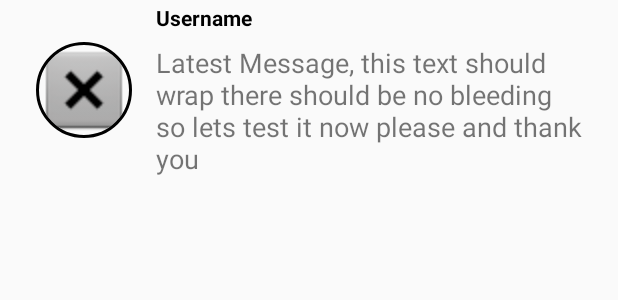
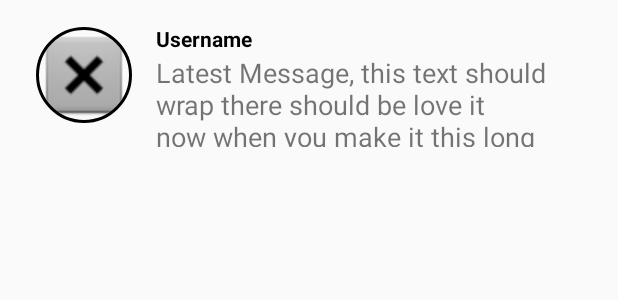
Before and after one commit to Lateef-Kdk/MessagingApp-Kotlin-, an Android app: the layout latest_message_row.xml on its own in the app's theme, with its tools: preview values and no code run, on a phone screen of 412 x 824 dp. Shown: the top 300 px of the screen. Run offline under Robolectric (Android 15) with nearby library versions, the phone set to English and light mode, and no system bars.

Commit message:
Minor updates

```diff
--- a/MessengerApp/app/build.gradle
+++ b/MessengerApp/app/build.gradle
@@ -40,6 +40,7 @@ dependencies {
     implementation 'com.google.firebase:firebase-database:19.3.1'
     implementation 'androidx.recyclerview:recyclerview:1.1.0'
     implementation 'androidx.wear:wear:1.0.0'
+    implementation 'com.google.android.material:material:1.2.0'
     testImplementation 'junit:junit:4.12'
     androidTestImplementation 'androidx.test.ext:junit:1.1.1'
     androidTestImplementation 'androidx.test.espresso:espresso-core:3.2.0'
@@ -52,7 +53,6 @@ dependencies {
 //    groupie stuff
     //Picasso
     implementation 'com.squareup.picasso:picasso:2.71828'
-    compileOnly 'com.google.android.wearable:wearable:2.5.0'
     //Picasso
 
 }
--- a/MessengerApp/app/src/main/java/Views/LatesMesageRow.kt
+++ b/MessengerApp/app/src/main/java/Views/LatesMesageRow.kt
@@ -52,7 +52,6 @@ class LatestMessageRow(val chatMessageObj: ChatMessageClass): Item<GroupieViewHo
                 Picasso.get().load(chatPartnerUser?.profileImageUrl)
                     .placeholder(R.drawable.ic_launcher_foreground) //When we are loading in the image use R.drawable.ic_launcher_foreground as a place holder
                     .error(R.drawable.ic_launcher_foreground)   //if something goes wrong replace the image with R.drawable.ic_launcher_foreground
-                    .rotate(90F) //we do rotate cuz the images were sideways cuz picasso rotates BIG images
                     .into(targetImageView);
             }
 
--- a/MessengerApp/app/src/main/java/messagesPackage/NewMessageActivity.kt
+++ b/MessengerApp/app/src/main/java/messagesPackage/NewMessageActivity.kt
@@ -95,7 +95,6 @@ class UserItemClass(val userClassObj2: UserClass): Item<GroupieViewHolder>(){
         Picasso.get().load(userClassObj2.profileImageUrl)
             .placeholder(R.drawable.ic_launcher_foreground) //When we are loading in the image use R.drawable.ic_launcher_foreground as a place holder
             .error(R.drawable.ic_launcher_foreground)   //if something goes wrong replace the image with R.drawable.ic_launcher_foreground
-            .rotate(90F) //we do rotate cuz the images were sideways cuz picasso rotates BIG images
             .into(imageViewInUserRowLayout);
         //TODO This makes all the pictures rotate 90 degrees Clockwise. I need to find a way to make it so that it only rotates images that are really big.
 
--- a/MessengerApp/app/src/main/res/drawable/rounded_edittext_register.xml
+++ b/MessengerApp/app/src/main/res/drawable/rounded_edittext.xml
@@ -1,6 +1,5 @@
 <?xml version="1.0" encoding="utf-8"?>
 <shape xmlns:android="http://schemas.android.com/apk/res/android">
-
-    <solid android:color="@android:color/white"/>
-    <corners android:radius="25dp"/>
+   <solid android:color="@android:color/white"/>
+    <corners android:radius="20dp"/>
 </shape>
--- a/MessengerApp/app/src/main/res/layout/latest_message_row.xml
+++ b/MessengerApp/app/src/main/res/layout/latest_message_row.xml
@@ -3,45 +3,44 @@
     xmlns:app="http://schemas.android.com/apk/res-auto"
     xmlns:tools="http://schemas.android.com/tools"
     android:layout_width="match_parent"
-    android:layout_height="120dp">
+    android:layout_height="100dp">
 
     <de.hdodenhof.circleimageview.CircleImageView
         android:id="@+id/LatestMessageRow_Picture_ImageView_ID"
         android:layout_width="64dp"
         android:layout_height="64dp"
         android:layout_marginStart="24dp"
+        app:civ_border_color="@android:color/black"
+        app:civ_border_width="2dp"
         app:layout_constraintBottom_toBottomOf="parent"
         app:layout_constraintStart_toStartOf="parent"
         app:layout_constraintTop_toTopOf="parent"
-        app:srcCompat="@android:drawable/btn_dialog"
-        app:civ_border_width="2dp"
-        app:civ_border_color="@android:color/black"/>
+        app:srcCompat="@android:drawable/btn_dialog" />
 
     <TextView
         android:id="@+id/LatestMessageRow_Username_TextView_ID"
         android:layout_width="wrap_content"
         android:layout_height="wrap_content"
         android:layout_marginStart="16dp"
-        android:layout_marginBottom="8dp"
+        android:layout_marginTop="16dp"
         android:textColor="#000000"
         android:textStyle="bold"
-        app:layout_constraintBottom_toTopOf="@+id/LatestMessageRow_LatestMessage_TextView_ID"
         app:layout_constraintStart_toEndOf="@+id/LatestMessageRow_Picture_ImageView_ID"
         app:layout_constraintTop_toTopOf="parent"
         app:layout_constraintVertical_chainStyle="packed"
-        tools:text="Username"/>
+        tools:text="Username" />
 
     <TextView
         android:id="@+id/LatestMessageRow_LatestMessage_TextView_ID"
-        android:layout_width="0dp"
-        android:layout_height="wrap_content"
+        android:layout_width="286dp"
+        android:layout_height="62dp"
         android:layout_marginStart="16dp"
+        android:layout_marginTop="36dp"
         android:layout_marginEnd="16dp"
-        android:text="Latest Message, this text should wrap there should be no bleeding so lets test it now please and thank you"
+        android:text="Latest Message, this text should wrap there should be love it now when you make it this long because it's insana with a shoe keeper in the sun of the longest mark on the pln in the hose of cards francis underwood is a bad man that killed zoe"
         android:textSize="18sp"
-        app:layout_constraintBottom_toBottomOf="parent"
         app:layout_constraintEnd_toEndOf="parent"
         app:layout_constraintHorizontal_bias="0.0"
         app:layout_constraintStart_toEndOf="@+id/LatestMessageRow_Picture_ImageView_ID"
-        app:layout_constraintTop_toBottomOf="@+id/LatestMessageRow_Username_TextView_ID" />
+        app:layout_constraintTop_toTopOf="parent" />
 </androidx.constraintlayout.widget.ConstraintLayout>
--- a/MessengerApp/app/src/main/res/values/strings.xml
+++ b/MessengerApp/app/src/main/res/values/strings.xml
@@ -15,4 +15,6 @@
     <string name="hello_world">Hello Square World!</string>
     <string name="login">Login</string>
     <string name="back_to_registration">Back To Registration</string>
+    <string name="start_message">Start a message</string>
+    <string name="send">Send</string>
 </resources>
```
Also changed, not shown: MessengerApp/app/src/main/AndroidManifest.xml (+7 -7 lines), MessengerApp/app/src/main/java/messagesPackage/ChatLogActivity.kt (+9 -3 lines), MessengerApp/app/src/main/java/messagesPackage/LatestMessageActivity.kt (+25 -13 lines), MessengerApp/app/src/main/res/layout/activity_chat_log.xml (+23 -14 lines), MessengerApp/app/src/main/res/layout/activity_latest_message.xml (+35 -2 lines), MessengerApp/app/src/main/res/menu/nav_menu.xml (+4 -4 lines).
